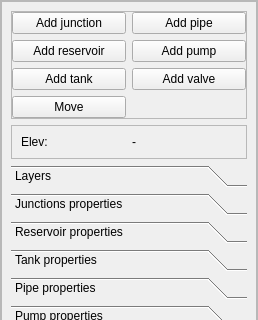
Above: qepanet_dockwidget.ui from aecforge/QEPANET before the change; both pictures show x 0 to 258 and y 0 to 320 of the 258 by 684 pixel window. Below: the same form after it.
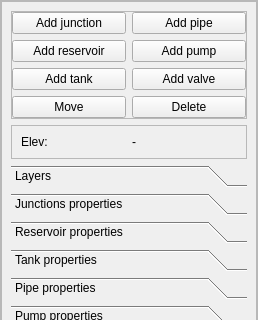
That is the form after the change.

Commit message: - New delete tool

What changed in the file:
```diff
--- a/qepanet_dockwidget.ui
+++ b/qepanet_dockwidget.ui
@@ -124,6 +124,13 @@
                 </property>
                </widget>
               </item>
+              <item row="4" column="1">
+               <widget class="QPushButton" name="btn_delete_element">
+                <property name="text">
+                 <string>Delete</string>
+                </property>
+               </widget>
+              </item>
              </layout>
             </widget>
            </item>
```
Left out of the diff: 22 changed lines with no effect on the pictures. The commit also changes 10 other files.
